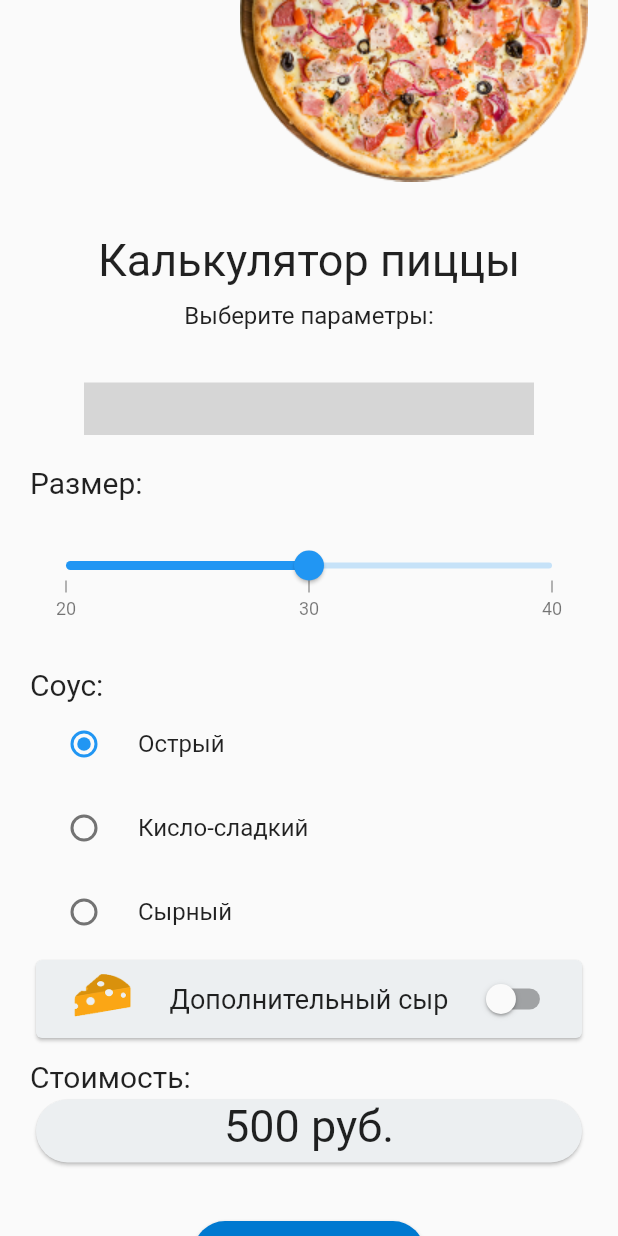
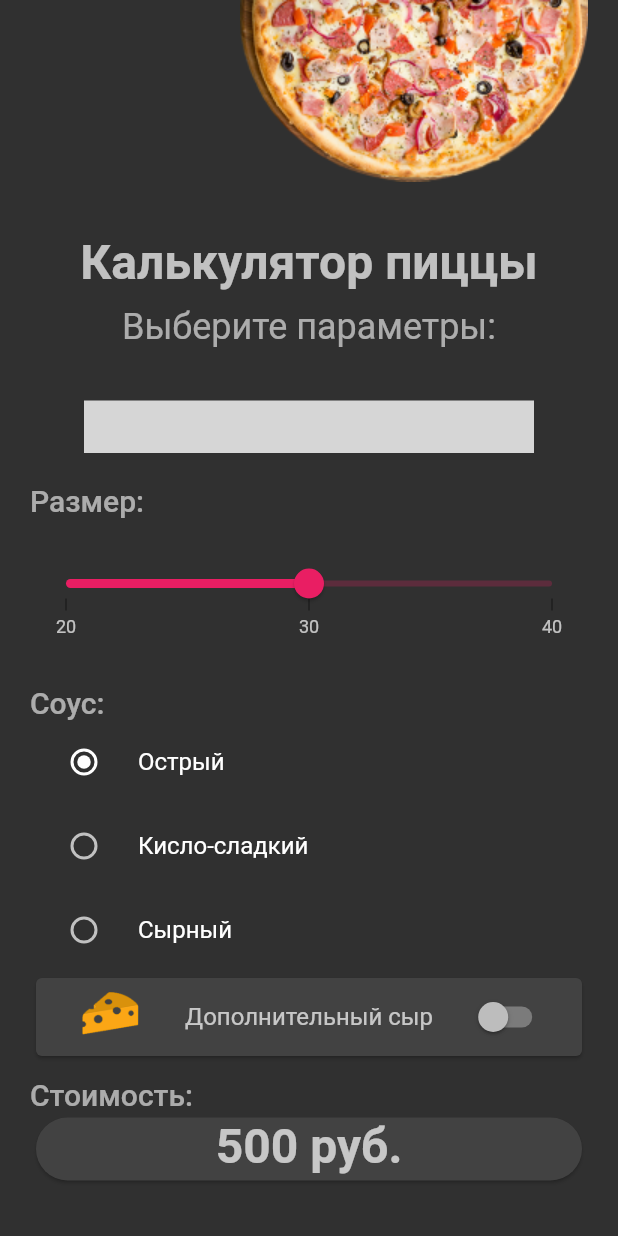
Before and after one commit to valtocom/pizza_calc, a Flutter app: the screen it shows after launch, on a phone screen of 412 x 824 dp. Run offline on Flutter 3.47's test engine with Material 2 defaults, Android fonts, the phone set to English and light mode, and no system bars; drawn by our look-alikes of syncfusion_flutter_sliders; missing offline and left inert: sliding_switch; Roboto replaces fonts that are missing (Hind); grey boxes are pictures that could not be loaded.

Commit message:
Добавлена тема

```diff
--- a/lib/main.dart
+++ b/lib/main.dart
@@ -1,6 +1,20 @@
 import 'package:flutter/material.dart';
 import 'package:pizza_calc/pizza_calc_screen.dart';
+import 'package:pizza_calc/utils/global_theme.dart';
 
 void main() {
-  runApp(const PizzaCalcScreen());
+  runApp(const MyApp());
 }
+
+class MyApp extends StatelessWidget {
+  const MyApp({Key? key}) : super(key: key);
+
+  @override
+  Widget build(BuildContext context) {
+    return MaterialApp(
+      title: 'PizzaCalculator',
+      theme: globalTheme(),
+      home: const PizzaCalcScreen(),
+    );
+  }
+}
--- a/lib/pizza_calc_screen.dart
+++ b/lib/pizza_calc_screen.dart
@@ -1,4 +1,3 @@
-import 'package:flutter/cupertino.dart';
 import 'package:flutter/material.dart';
 import 'package:sliding_switch/sliding_switch.dart';
 import 'package:syncfusion_flutter_sliders/sliders.dart';
@@ -60,29 +59,29 @@ class _PizzaCalcScreenState extends State<PizzaCalcScreen> {
 
   @override
   Widget build(BuildContext context) {
-    return MaterialApp(
-      home: Scaffold(
+
+    return Scaffold(
           body: Container(
-            padding: EdgeInsets.symmetric(horizontal: 20),
+            padding: const EdgeInsets.symmetric(horizontal: 20),
             child: SingleChildScrollView(
               child: Column(
                 children: [
                   Container(
                       alignment: Alignment.centerRight,
-                      child: Image(image: AssetImage('assets/pizza.png')),
+                      child: const Image(image: AssetImage('assets/pizza.png')),
                   ),
 
-                  SizedBox(height: 35,),
+                  const SizedBox(height: 35,),
                   Text('Калькулятор пиццы',
-                  style: TextStyle(fontSize: 30),
+                    style: Theme.of(context).textTheme.headline2,
                   ),
 
-                  SizedBox(height: 10,),
+                  const SizedBox(height: 10,),
                   Text('Выберите параметры:',
-                    style: TextStyle(fontSize: 16),
+                    style: Theme.of(context).textTheme.headline4,
                   ),
 
-                  SizedBox(height: 35,),
+                  const SizedBox(height: 35,),
 
                   SlidingSwitch(
                     value: false,
@@ -103,20 +102,20 @@ class _PizzaCalcScreenState extends State<PizzaCalcScreen> {
                     colorOn : const Color(0xffFFFFFF),
                     colorOff : const Color(0xffFFFFFF),
                     background : const Color(0xffe4e5eb),
-                    buttonColor : const Color(0xff0079D0),
+                    buttonColor : Colors.pink,
                     inactiveColor : const Color(0xff636f7b),
                   ),
 
-                  SizedBox(height: 20,),
+                  const SizedBox(height: 20,),
 
                   Container(
                     alignment: Alignment.bottomLeft,
                     child: Text('Размер:',
-                      style: TextStyle(fontSize: 20),
+                      style: Theme.of(context).textTheme.headline6,
                     ),
                   ),
 
-                  SizedBox(height: 20,),
+                  const SizedBox(height: 20,),
 
                   SizedBox(
                     child: SfSlider(
@@ -139,18 +138,19 @@ class _PizzaCalcScreenState extends State<PizzaCalcScreen> {
                     width: 400,
                   ),
 
-                  SizedBox(height: 30,),
+                  const SizedBox(height: 30,),
 
 
 
                     Container(
                       alignment: Alignment.bottomLeft,
                       child: Text('Соус:',
-                        style: TextStyle(fontSize: 20),
+                        style: Theme.of(context).textTheme.headline6,
                       ),
                     ),
 
                     RadioListTile<Sauce>(
+                      activeColor: Theme.of(context).colorScheme.onPrimary,
                       title: const Text('Острый'),
                       value: Sauce.spicy,
                       groupValue: _sauce,
@@ -158,6 +158,7 @@ class _PizzaCalcScreenState extends State<PizzaCalcScreen> {
                     ),
 
                     RadioListTile<Sauce>(
+                      activeColor: Theme.of(context).colorScheme.onPrimary,
                       title: const Text('Кисло-сладкий'),
                       value: Sauce.sour,
                       groupValue: _sauce,
@@ -165,22 +166,23 @@ class _PizzaCalcScreenState extends State<PizzaCalcScreen> {
                     ),
 
                     RadioListTile<Sauce>(
+                      activeColor: Theme.of(context).colorScheme.onPrimary,
                       title: const Text('Сырный'),
                       value: Sauce.cheesy,
                       groupValue: _sauce,
                       onChanged: _onSauceChanged,
                     ),
 
-                    Container(
+
+                    SizedBox(
                       width: double.infinity,
                       height: 60,
                       child: Card(
-                        color: Color(0xFFECEFF1),
 
                         child: Row(
-                          children: [
+                          children: <Widget>[
 
-                            Expanded (child:
+                            const Expanded (child:
                             SizedBox(
                               height: 45,
                               child: Image(image: AssetImage('assets/cheese-logo.png')),
@@ -188,11 +190,13 @@ class _PizzaCalcScreenState extends State<PizzaCalcScreen> {
                             ),
 
                             Text('Дополнительный сыр',
-                                style: TextStyle(fontSize: 18),
+                                style: Theme.of(context).textTheme.bodyText2,
                               ),
 
                             Expanded(
+
                               child: Switch(
+                                    activeColor: Theme.of(context).colorScheme.primary,
                                     value: _addCheese,
                                     onChanged: (val) {
                                       setState(() {
@@ -212,32 +216,30 @@ class _PizzaCalcScreenState extends State<PizzaCalcScreen> {
                     Container(
                       alignment: Alignment.bottomLeft,
                       child: Text('Стоимость:',
-                        style: TextStyle(fontSize: 20),
+                        style: Theme.of(context).textTheme.headline6,
                       ),
                     ),
 
-                    Container(
+                    SizedBox(
                       width: double.infinity,
                       height: 50,
                       child: Card(
                         child: Text('$_cost руб.',
-                          style: TextStyle(fontSize: 30),
+                          style: Theme.of(context).textTheme.headline2,
                           textAlign: TextAlign.center,
                         ),
-                        color: Color(0xFFECEFF1),
                         shape: RoundedRectangleBorder(
                           borderRadius: BorderRadius.circular(30),
                         ),
                       ),
                     ),
 
-                    SizedBox(height: 35,),
+                    const SizedBox(height: 35,),
 
                     SizedBox(width: 154, height: 42, child:
                     ElevatedButton(onPressed: () {},
-                      child: Text('Заказать'),
+                      child: Text('Заказать', style: Theme.of(context).textTheme.bodyText2,),
                       style: ElevatedButton.styleFrom(
-                        primary: Color(0xFF0079D0),
                         shape: RoundedRectangleBorder(
                           borderRadius: BorderRadius.circular(36.0),
                         ),
@@ -250,7 +252,6 @@ class _PizzaCalcScreenState extends State<PizzaCalcScreen> {
               ),
             ),
           ),
-      ),
     );
   }
 }
--- /dev/null
+++ b/lib/utils/global_theme.dart
@@ -0,0 +1,20 @@
+import 'package:flutter/material.dart';
+
+ThemeData globalTheme() => ThemeData(
+    splashColor: Colors.pinkAccent,
+
+    colorScheme: ColorScheme.fromSwatch(
+      brightness: Brightness.dark,
+      primarySwatch: Colors.pink,
+    ).copyWith(
+      secondary: Colors.pinkAccent,
+    ),
+
+  textTheme: const TextTheme(
+    headline2: TextStyle(fontSize: 32.0, fontWeight: FontWeight.bold, color: Colors.white70),
+    headline4: TextStyle(fontSize: 24.0, fontStyle: FontStyle.normal, color: Colors.white60),
+    headline6: TextStyle(fontSize: 20.0, color: Colors.white60),
+    bodyText2: TextStyle(fontSize: 16.0, fontFamily: 'Hind', color: Colors.white70),
+  ),
+
+);
```
